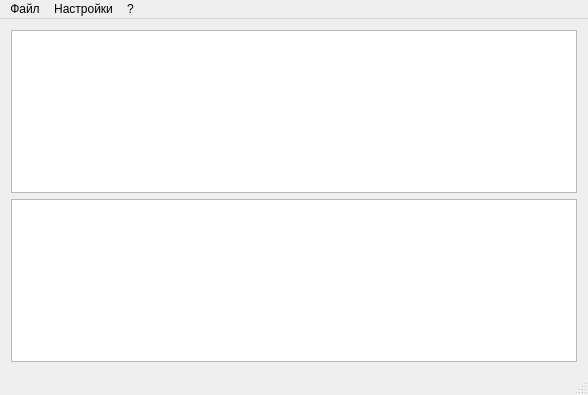
Above: src/gtool1cd/mainwindow.ui from e8tools/tool1cd before the change. Below: the same form after it.
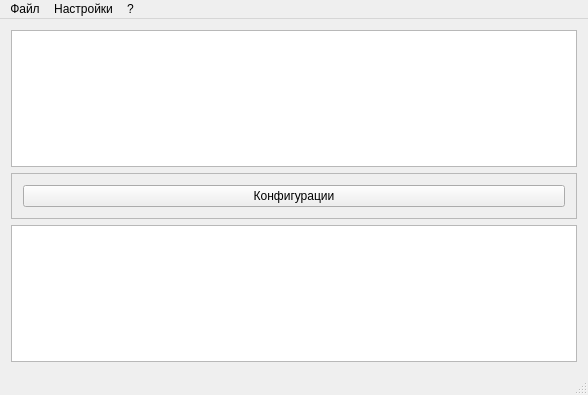
That is the form after the change.

Commit message:
Конфигурации.
Окно с сохранением конфигураций и списком конфигураций поставщика.

What changed in the file:
```diff
--- a/src/gtool1cd/mainwindow.ui
+++ b/src/gtool1cd/mainwindow.ui
@@ -36,6 +36,25 @@
       </property>
      </widget>
     </item>
+    <item>
+     <widget class="QFrame" name="frame">
+      <property name="frameShape">
+       <enum>QFrame::StyledPanel</enum>
+      </property>
+      <property name="frameShadow">
+       <enum>QFrame::Raised</enum>
+      </property>
+      <layout class="QHBoxLayout" name="horizontalLayout">
+       <item>
+        <widget class="QPushButton" name="configurationsButton">
+         <property name="text">
+          <string>Конфигурации</string>
+         </property>
+        </widget>
+       </item>
+      </layout>
+     </widget>
+    </item>
     <item>
      <widget class="QListView" name="logList"/>
     </item>
```
The commit also changes 11 other files.
